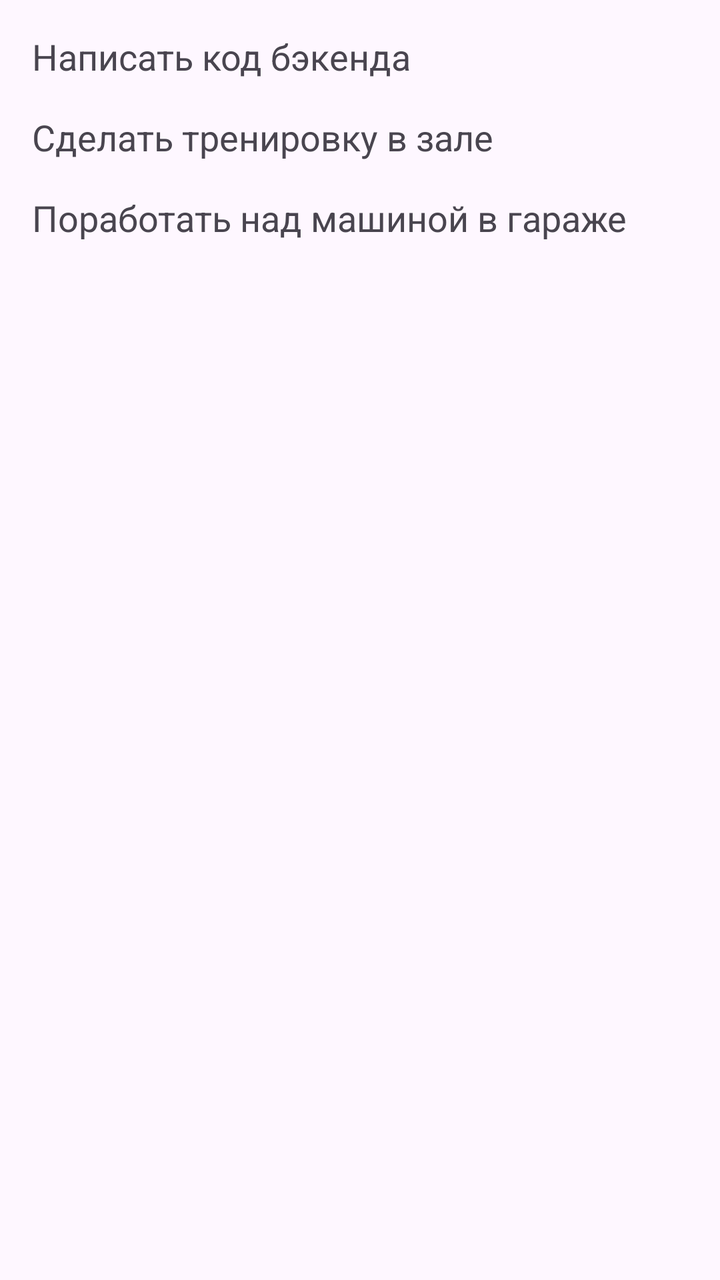
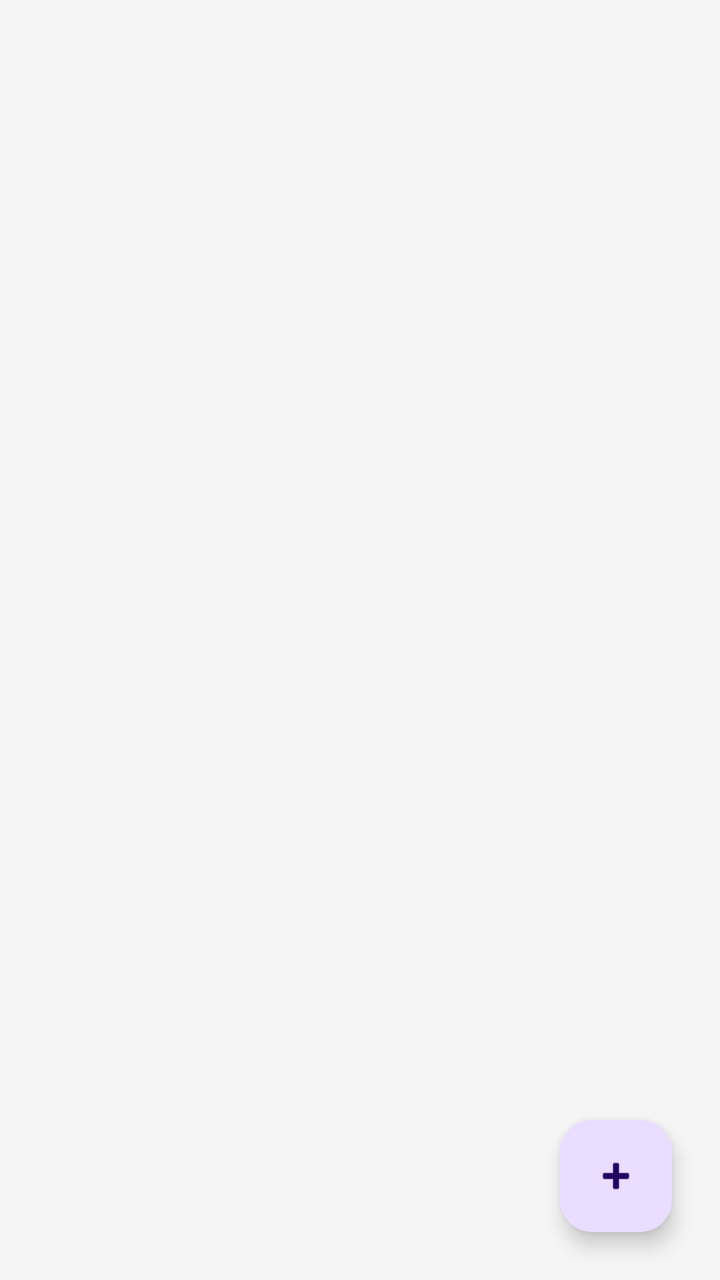

Before-and-after screenshots of an Android layout around one commit, followed by the original layout XML and the change that was made.
<!-- AndroidManifest.xml: application theme Theme.Calendar -->
<!-- res/layout/activity_main.xml -->
<?xml version="1.0" encoding="utf-8"?>
<LinearLayout xmlns:android="http://schemas.android.com/apk/res/android"
    android:id="@+id/main"
    android:layout_width="match_parent"
    android:layout_height="match_parent"
    android:orientation="vertical"
    android:padding="16dp">

    
    <TextView
        android:layout_width="match_parent"
        android:layout_height="wrap_content"
        android:text="@string/task_1"
        android:textSize="18sp"
        android:layout_marginBottom="16dp" />

    
    <TextView
        android:layout_width="match_parent"
        android:layout_height="wrap_content"
        android:text="@string/task_2"
        android:textSize="18sp"
        android:layout_marginBottom="16dp" />

    
    <TextView
        android:layout_width="match_parent"
        android:layout_height="wrap_content"
        android:text="@string/task_3"
        android:textSize="18sp"
        android:layout_marginBottom="16dp" />

</LinearLayout>
<!-- resources referenced by this layout -->
<resources>
  <string name="task_1">Написать код бэкенда</string>
  <string name="task_2">Сделать тренировку в зале</string>
  <string name="task_3">Поработать над машиной в гараже</string>
  <style name="Theme.Calendar" parent="Base.Theme.Calendar" />
  <style name="Base.Theme.Calendar" parent="Theme.Material3.DayNight.NoActionBar">
          
          
      </style>
</resources>

<!-- the commit's change to res/layout/activity_main.xml (unified diff, before → after) -->
@@ -1,33 +1,31 @@
 <?xml version="1.0" encoding="utf-8"?>
-<LinearLayout xmlns:android="http://schemas.android.com/apk/res/android"
+<androidx.constraintlayout.widget.ConstraintLayout
+    xmlns:android="http://schemas.android.com/apk/res/android"
+    xmlns:app="http://schemas.android.com/apk/res-auto"
     android:id="@+id/main"
     android:layout_width="match_parent"
     android:layout_height="match_parent"
-    android:orientation="vertical"
-    android:padding="16dp">
+    android:background="#F5F5F5">
 
-    
-    <TextView
-        android:layout_width="match_parent"
+    <androidx.recyclerview.widget.RecyclerView
+        android:id="@+id/recyclerViewTasks"
+        android:layout_width="0dp"
+        android:layout_height="0dp"
+        android:padding="8dp"
+        android:clipToPadding="false"
+        app:layout_constraintTop_toTopOf="parent"
+        app:layout_constraintBottom_toBottomOf="parent"
+        app:layout_constraintStart_toStartOf="parent"
+        app:layout_constraintEnd_toEndOf="parent" />
+
+    <com.google.android.material.floatingactionbutton.FloatingActionButton
+        android:id="@+id/fabAddTask"
+        android:layout_width="wrap_content"
         android:layout_height="wrap_content"
-        android:text="@string/task_1"
-        android:textSize="18sp"
-        android:layout_marginBottom="16dp" />
+        android:layout_margin="24dp"
+        android:src="@android:drawable/ic_input_add"
+        android:contentDescription="@string/add_task"
+        app:layout_constraintBottom_toBottomOf="parent"
+        app:layout_constraintEnd_toEndOf="parent" />
 
-    
-    <TextView
-        android:layout_width="match_parent"
-        android:layout_height="wrap_content"
-        android:text="@string/task_2"
-        android:textSize="18sp"
-        android:layout_marginBottom="16dp" />
-
-    
-    <TextView
-        android:layout_width="match_parent"
-        android:layout_height="wrap_content"
-        android:text="@string/task_3"
-        android:textSize="18sp"
-        android:layout_marginBottom="16dp" />
-
-</LinearLayout>
+</androidx.constraintlayout.widget.ConstraintLayout>
<!-- resource entries referenced after the edit -->
@@ -1,8 +1,6 @@
 <!-- resources referenced by this layout -->
 <resources>
-  <string name="task_1">Написать код бэкенда</string>
-  <string name="task_2">Сделать тренировку в зале</string>
-  <string name="task_3">Поработать над машиной в гараже</string>
+  <string name="add_task">Добавить задачу</string>
   <style name="Theme.Calendar" parent="Base.Theme.Calendar" />
   <style name="Base.Theme.Calendar" parent="Theme.Material3.DayNight.NoActionBar">
           
